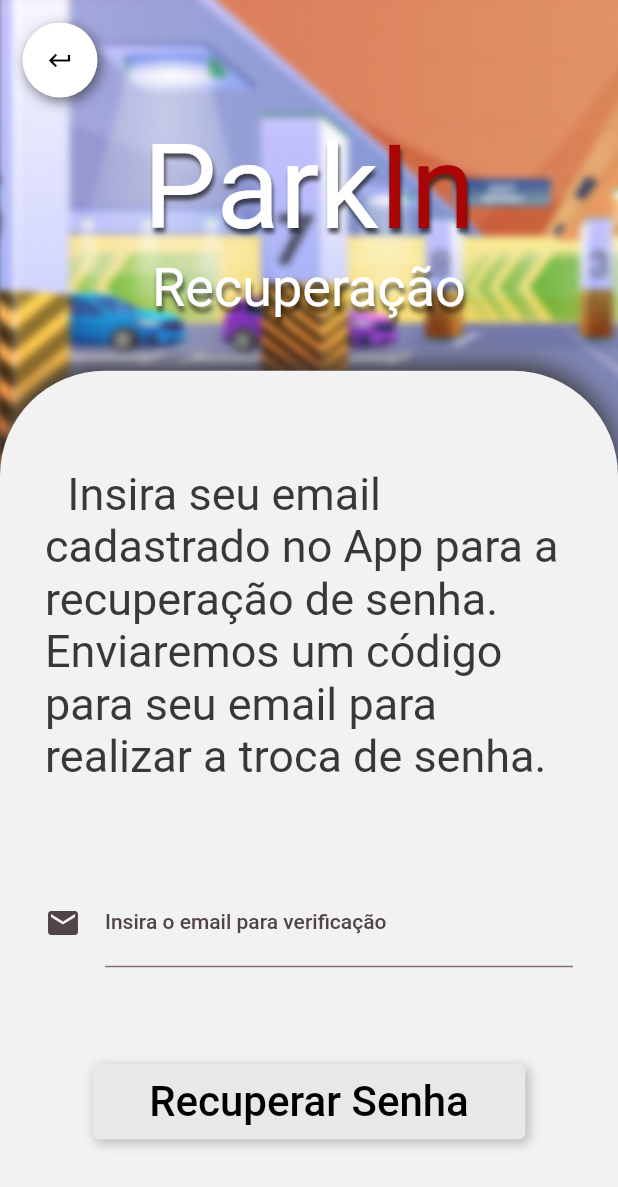
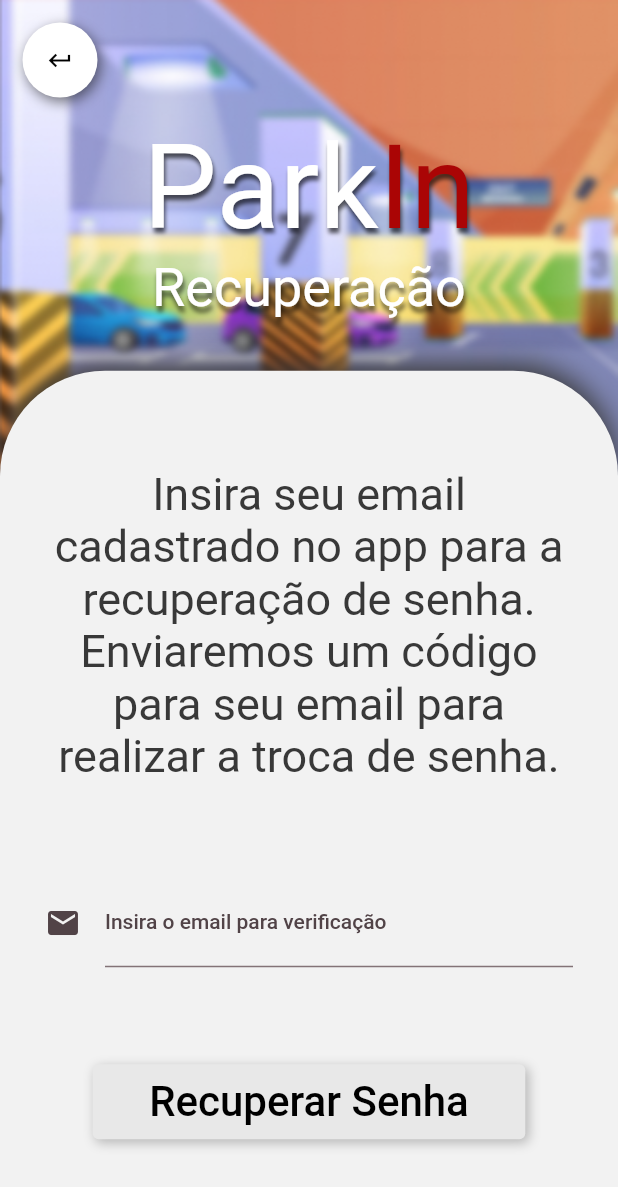
Before and after one commit to IgorMarcucci/ParkIn, a Flutter app: the ValidatorEmailPage screen opened directly, after a tap on the "keyboard return" icon, on a phone screen of 412 x 824 dp. Shown: the top 1187 px of the screen. Run offline on Flutter 3.47's test engine with Material 2 defaults, Android fonts, the phone set to English and light mode, and no system bars; our stand-ins replace brasil_fields, google_fonts, google_maps_flutter; missing offline and left inert: flutter_verification_code.

Commit message:
commit salvamento

```diff
--- a/lib/Pages/ResetPassword/ChangePasswordPage/change_password_page.dart
+++ b/lib/Pages/ResetPassword/ChangePasswordPage/change_password_page.dart
@@ -59,8 +59,9 @@ class _ChangePasswordPageState extends State<ChangePasswordPage> {
                   children: [
                     Center(
                       child: Text(
-                        '  Insira a nova senha.',
+                        'Insira a nova senha.',
                         style: tema.textstylesTitle,
+                        textAlign: TextAlign.center,
                       ),
                     ),
                     const InputPasswordArea(),
--- a/lib/Pages/ResetPassword/SendEmailPage/send_email_reset.dart
+++ b/lib/Pages/ResetPassword/SendEmailPage/send_email_reset.dart
@@ -54,10 +54,12 @@ class PasswordResetPage extends StatelessWidget {
                 crossAxisAlignment: CrossAxisAlignment.center,
                 children: [
                   Center(
-                      child: Text(
-                    '  Insira seu email cadastrado no App para a recuperação de senha. Enviaremos um código para seu email para realizar a troca de senha.',
-                    style: tema.textstylesTitle,
-                  )),
+                    child: Text(
+                      'Insira seu email cadastrado no app para a recuperação de senha. Enviaremos um código para seu email para realizar a troca de senha.',
+                      style: tema.textstylesTitle,
+                      textAlign: TextAlign.center,
+                    ),
+                  ),
                   const ResetArea(),
                   MainButton(
                     height: 50,
--- a/lib/Pages/ResetPassword/TokenValidatorPage/token_validator.dart
+++ b/lib/Pages/ResetPassword/TokenValidatorPage/token_validator.dart
@@ -54,8 +54,9 @@ class _ValidatorEmailPageState extends State<ValidatorEmailPage> {
                 children: [
                   Center(
                     child: Text(
-                      '  Insira o código de autênticação que enviamos para seu email.',
+                      'Insira o código de autênticação que enviamos para seu email.',
                       style: tema.textstylesTitle,
+                      textAlign: TextAlign.center,
                     ),
                   ),
                   const Verification(),
```
